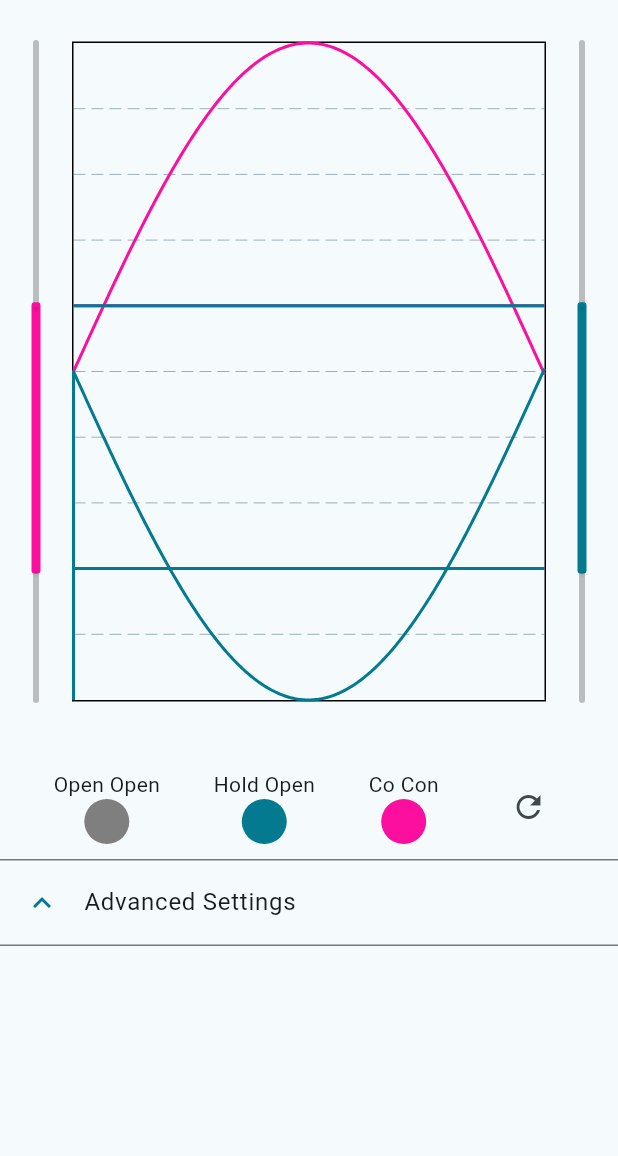
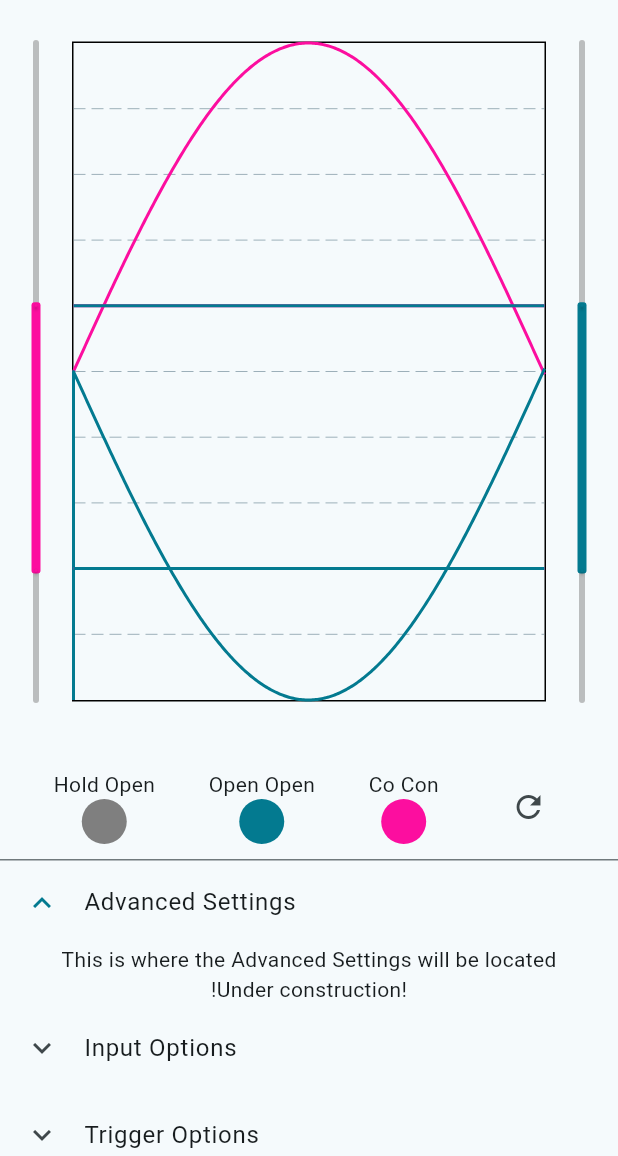
Before and after one commit to ms-840/bionic_interface_new, a Flutter app: the DataPresentationPage screen opened by its route, after a tap on "Advanced Settings", on a phone screen of 412 x 824 dp, the part 80-1236 px from its top. Run offline on Flutter 3.47's test engine with Material 3 defaults, Android fonts, the phone set to English and light mode, and no system bars; drawn by our look-alikes of fl_chart; our stand-ins replace flutter_blue_plus, permission_handler; missing offline and left inert: dart:ffi, flutter_reactive_ble.

Commit message:
added hand calibration page

```diff
--- a/lib/route_generator.dart
+++ b/lib/route_generator.dart
@@ -3,7 +3,9 @@ import 'screens/home.dart';
 import 'screens/data_plot.dart';
 import 'screens/grip_preferences_old.dart';
 import 'screens/grip_preferences.dart';
+import 'screens/hand_calibration.dart';
 import 'screens/new_user.dart';
+
 
 
 class RouteGenerator{
@@ -15,6 +17,8 @@ class RouteGenerator{
         return MaterialPageRoute(builder: (_) => const DataPresentationPage());
       case '/grip':
         return MaterialPageRoute(builder: (_) => const GripSettings2());
+      case '/calibration':
+        return MaterialPageRoute(builder: (_) => const HandCalibration());
       default:
         return _errorRoute();
     }
--- a/lib/screens/data_plot.dart
+++ b/lib/screens/data_plot.dart
@@ -326,8 +326,8 @@ class _DataPresentationPageState extends State<DataPresentationPage>{
         // 3 circles to test the triggers
         // one button to reset
         //const Text("Trigger Training: "),
-        trainingCircle("Open Open", status0),
-        trainingCircle("Hold Open", status1),
+        trainingCircle("Hold Open", status0),
+        trainingCircle("Open Open", status1),
         trainingCircle("Co Con", status2),
         IconButton(
             onPressed: (){
@@ -337,7 +337,6 @@ class _DataPresentationPageState extends State<DataPresentationPage>{
                 if(show){
                   status1 = 0;
                   status2 = 0;
-                  print("reset!");
                 } else{
                   status1 = 1;
                   status2 = 2;
@@ -397,7 +396,7 @@ class _AdvancedSettingsState extends State<AdvancedSettings>{
 
   @override
   void initState(){
-
+    //todo: initialize this by actually importing the settings
   }
 
   @override
@@ -407,11 +406,108 @@ class _AdvancedSettingsState extends State<AdvancedSettings>{
       title: const Text("Advanced Settings"),
       controlAffinity: ListTileControlAffinity.leading,
       children: [
-
+        const Text("This is where the Advanced Settings will be located"),
+        const Text("!Under construction!"),
+        inputOptions(),
+        triggerOptions(),
+        singleSiteOptions(),
+        notificationsOptions(),
+        Padding(
+          padding: const EdgeInsets.all(8.0),
+          child: Row(
+            mainAxisAlignment: MainAxisAlignment.end,
+            children: [
+              const Text("Hand Calibration"),
+              IconButton(
+                  onPressed: (){
+                    Navigator.pushNamed(context, "/calibration");
+                  },
+                  icon: const Icon(Icons.settings))
+            ],
+          ),
+        )
       ],
     );
   }
 
+  Widget inputOptions(){
+    return const ExpansionTile(
+      title: Text("Input Options"),
+      controlAffinity: ListTileControlAffinity.leading,
+      children: [
+        Text("Nothing here yet"),
+      ],
+    );
+  }
+
+  Widget triggerOptions(){
+    return const ExpansionTile(
+      title: Text("Trigger Options"),
+      controlAffinity: ListTileControlAffinity.leading,
+      children: [
+        Text("Nothing here yet"),
+      ],
+    );
+  }
+
+  Widget singleSiteOptions(){
+    return const ExpansionTile(
+      title: Text("Single Site Options"),
+      controlAffinity: ListTileControlAffinity.leading,
+      children: [
+        Text("Nothing here yet"),
+      ],
+    );
+  }
+
+  Widget notificationsOptions(){
+    return const ExpansionTile(
+      title: Text("Notifications"),
+      controlAffinity: ListTileControlAffinity.leading,
+      children: [
+        Text("Nothing here yet"),
+      ],
+    );
+  }
+
+}
+
+class InputGains extends StatelessWidget{
+
+  @override
+  Widget build(BuildContext context) {
+    return ExpansionTile(
+      title: Text("Input Gains"),
+      children: [
+        Row(
+          mainAxisAlignment: MainAxisAlignment.start,
+          children: [
+            Text("A"),
+            Slider(
+                value: 0,
+                onChanged: (double newValue){
+                  //TODO: fill this out
+                  print("incomplete input gains");
+                }
+            ),
+          ],
+        ),
+        Row(
+          mainAxisAlignment: MainAxisAlignment.start,
+          children: [
+            Text("B"),
+            Slider(
+                value: 0,
+                onChanged: (double newValue){
+                  //TODO: fill this out
+                  print("incomplete input gains");
+                }
+            ),
+          ],
+        ),
+      ],
+    );
+  }
 }
 
 class SettingsDialog extends StatefulWidget{
```
Also changed, not shown: lib/screens/hand_calibration.dart (added, +101 -0 lines).
